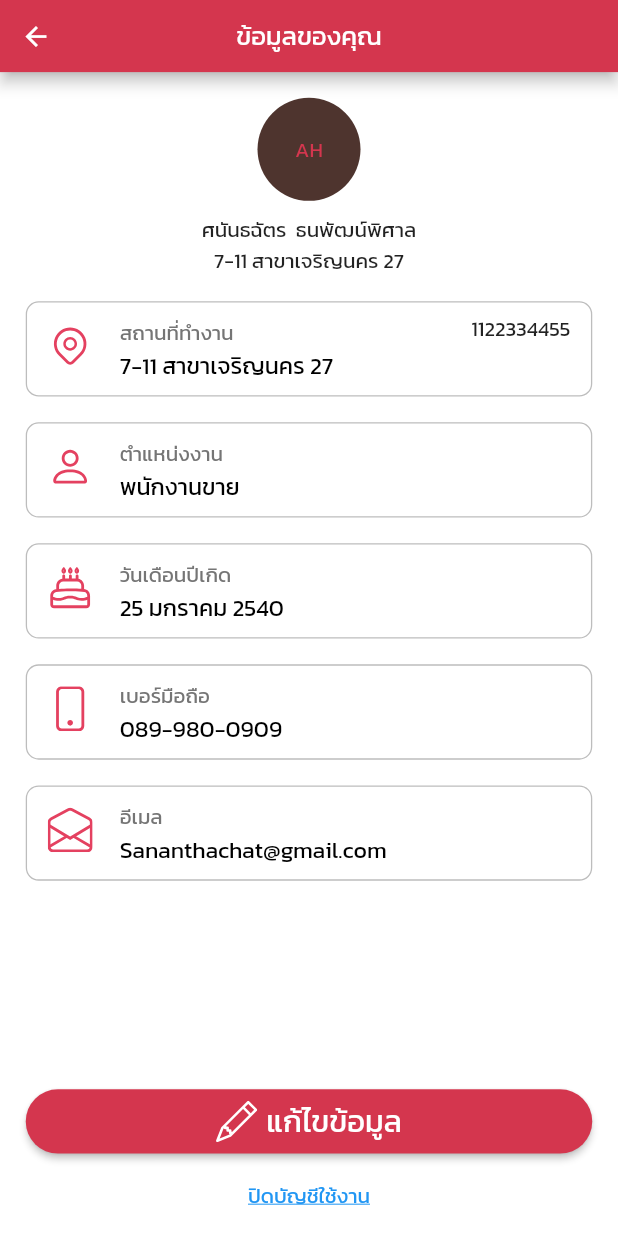
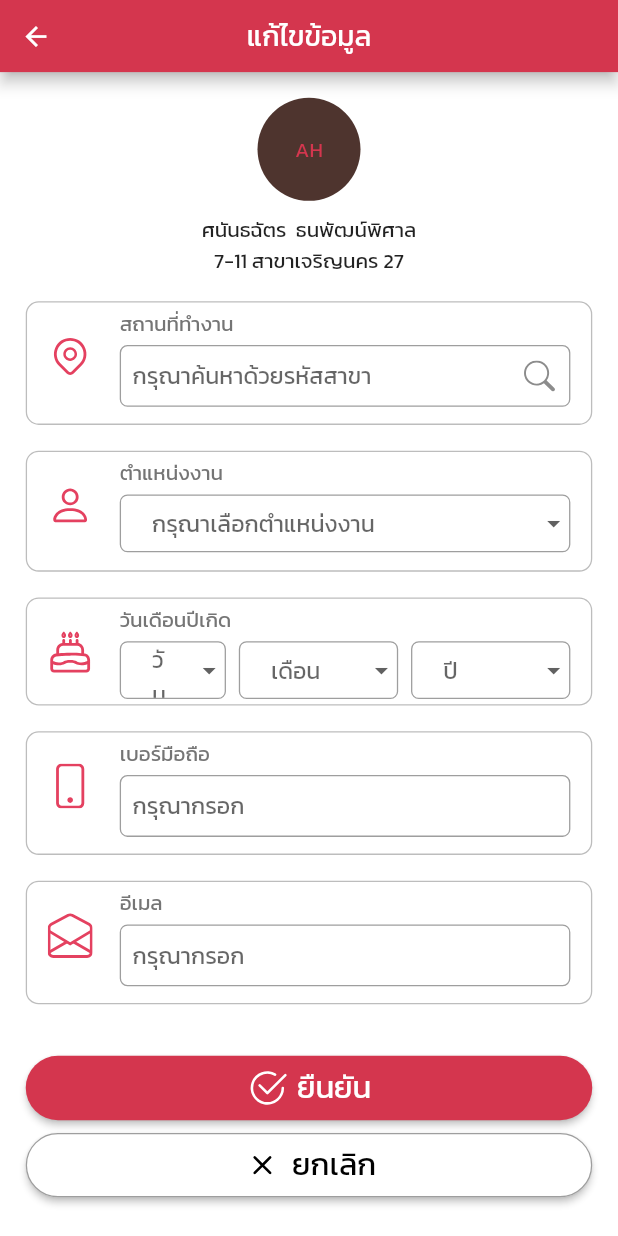
Before and after one commit to ThanapongNN/tms-mobile, a Flutter app: the ProfileDetail screen opened directly, after a tap on "แก้ไขข้อมูล", on a phone screen of 412 x 824 dp. Run offline on Flutter 3.47's test engine with Material 2 defaults, Android fonts, the phone set to English and light mode, and no system bars; drawn by our look-alikes of dropdown_button2; our stand-ins replace bootstrap_icons, carousel_slider, email_validator, expandable, flutter_easyloading, flutter_svg and 7 more; missing offline and left inert: custom_line_indicator_bottom_navbar.

Commit message:
UI profile edit

```diff
--- a/lib/pages/profile/profile_detail.dart
+++ b/lib/pages/profile/profile_detail.dart
@@ -2,6 +2,7 @@ import 'package:bootstrap_icons/bootstrap_icons.dart';
 import 'package:flutter/material.dart';
 import 'package:get/get.dart';
 import 'package:tms/pages/account/deactivate_account.dart';
+import 'package:tms/pages/profile/profile_edit.dart';
 import 'package:tms/widgets/button.dart';
 import 'package:tms/widgets/listtile.dart';
 import 'package:tms/widgets/navigator.dart';
@@ -50,7 +51,12 @@ class _ProfileDetailState extends State<ProfileDetail> {
           listTile(svgicon: 'assets/icons/Phone.svg', title: 'เบอร์มือถือ', content: '089-980-0909'),
           listTile(svgicon: 'assets/icons/Envelope open.svg', title: 'อีเมล', content: 'Sananthachat@gmail.com'),
           const Spacer(),
-          button(text: 'แก้ไขข้อมูล', icon: BootstrapIcons.pencil, onPressed: () {}),
+          button(
+              text: 'แก้ไขข้อมูล',
+              icon: BootstrapIcons.pencil,
+              onPressed: () {
+                navigatorTo((() => const ProfileEdit()));
+              }),
           const SizedBox(height: 20),
           GestureDetector(
             onTap: () {
--- /dev/null
+++ b/lib/pages/profile/profile_edit.dart
@@ -0,0 +1,235 @@
+import 'package:bootstrap_icons/bootstrap_icons.dart';
+import 'package:email_validator/email_validator.dart';
+import 'package:flutter/material.dart';
+import 'package:get/get.dart';
+import 'package:tms/theme/color.dart';
+import 'package:tms/utils/constructor.dart';
+import 'package:tms/utils/text_input_formatter.dart';
+import 'package:tms/widgets/button.dart';
+import 'package:tms/widgets/dropdown.dart';
+import 'package:tms/widgets/form_field.dart';
+import 'package:tms/widgets/list_string_number.dart';
+import 'package:tms/widgets/listtile.dart';
+import 'package:tms/widgets/navigator.dart';
+import 'package:tms/widgets/text.dart';
+
+class ProfileEdit extends StatefulWidget {
+  const ProfileEdit({super.key});
+
+  @override
+  State<ProfileEdit> createState() => _ProfileEditState();
+}
+
+class _ProfileEditState extends State<ProfileEdit> {
+  final GlobalKey<FormState> _formKey = GlobalKey();
+
+  final _branch = TextEditingController();
+  final _phoneNumber = TextEditingController();
+  final _email = TextEditingController();
+
+  final List<String> itemsJobs = ['พนักงานประจำสาขา', 'ผู้จัดการสาขา'];
+
+  List<String> itemsDays = [], itemsYears = [];
+
+  String? selectedDay, selectedMonth, selectedYear, selectedJob;
+
+  Color borderDay = Colors.grey;
+  Color borderMonth = Colors.grey;
+  Color borderYear = Colors.grey;
+  Color borderJob = Colors.grey;
+
+  bool errorJob = false;
+  bool errorDay = false;
+  bool errorMonth = false;
+  bool errorYear = false;
+
+  @override
+  void initState() {
+    super.initState();
+    itemsDays = listStringNumber(start: 1, end: 31);
+    itemsYears = listStringNumber(start: ((DateTime.now().year + 543) - 100), end: (DateTime.now().year + 543), invert: true);
+  }
+
+  @override
+  Widget build(BuildContext context) {
+    return Scaffold(
+        appBar: AppBar(title: const Text('แก้ไขข้อมูล')),
+        body: GestureDetector(
+          onTap: () => FocusScope.of(context).unfocus(),
+          child: SingleChildScrollView(
+            child: Form(
+              key: _formKey,
+              child: Column(
+                children: [
+                  const SizedBox(height: 20),
+                  CircleAvatar(
+                    backgroundColor: Colors.brown.shade800,
+                    maxRadius: 40,
+                    child: text('AH'),
+                  ),
+                  const SizedBox(height: 10),
+                  text('ศนันธฉัตร  ธนพัฒน์พิศาล'),
+                  text('7-11 สาขาเจริญนคร 27'),
+                  const SizedBox(height: 10),
+                  listTile(
+                    svgicon: 'assets/icons/pinlocation.svg',
+                    title: 'สถานที่ทำงาน',
+                    subtitle: formField(
+                      controller: _branch,
+                      showTextLable: false,
+                      // textLable: 'รหัสสาขา',
+                      hintText: 'กรุณาค้นหาด้วยรหัสสาขา',
+                      suffixIcon: const Icon(BootstrapIcons.search),
+                      validator: (value) {
+                        if (value!.isEmpty) {
+                          return 'กรุณาระบุรหัสสาขาปฏิบัติงาน\n';
+                        }
+                        return null;
+                      },
+                    ),
+                  ),
+                  listTile(
+                    svgicon: 'assets/icons/Person.svg',
+                    title: 'ตำแหน่งงาน',
+                    subtitle: Column(crossAxisAlignment: CrossAxisAlignment.start, children: [
+                      Row(children: [
+                        dropdown(
+                          hint: 'กรุณาเลือกตำแหน่งงาน',
+                          items: itemsJobs,
+                          selectedValue: selectedJob,
+                          borderColor: borderJob,
+                          onChanged: (job) {
+                            setState(() {
+                              borderJob = Colors.grey;
+                              errorJob = false;
+                              selectedJob = job;
+                            });
+                          },
+                        ),
+                      ]),
+                      if (errorJob) text('กรุณาตำแหน่งงาน', color: ThemeColor.primaryColor, fontSize: 12).paddingOnly(left: 10),
+                    ]).paddingOnly(bottom: 10),
+                  ),
+                  listTile(
+                    svgicon: 'assets/icons/cake.svg',
+                    title: 'วันเดือนปีเกิด',
+                    subtitle: Row(children: [
+                      dropdown(
+                        flex: 2,
+                        hint: 'วัน',
+                        items: itemsDays,
+                        selectedValue: selectedDay,
+                        borderColor: borderDay,
+                        onChanged: (day) {
+                          setState(() {
+                            borderDay = Colors.grey;
+                            errorDay = false;
+                            selectedDay = day;
+                          });
+                        },
+                      ),
+                      const SizedBox(width: 10),
+                      dropdown(
+                        flex: 3,
+                        hint: 'เดือน',
+                        items: itemsMonths,
+                        selectedValue: selectedMonth,
+                        borderColor: borderMonth,
+                        onChanged: (month) {
+                          int year = DateTime.now().year;
+                          if (selectedYear != null) year = (int.parse(selectedYear!) - 543);
+
+                          int endDay = DateTime(year, (itemsMonths.indexOf(month!) + 2), 0).day;
+                          if (selectedDay != null) {
+                            if (endDay < int.parse(selectedDay!)) selectedDay = endDay.toString();
+                          }
+                          itemsDays = listStringNumber(start: 1, end: endDay);
+
+                          setState(() {
+                            borderMonth = Colors.grey;
+                            errorMonth = false;
+                            selectedMonth = month;
+                          });
+                        },
+                      ),
+                      const SizedBox(width: 10),
+                      dropdown(
+                        flex: 3,
+                        hint: 'ปี',
+                        items: itemsYears,
+                        selectedValue: selectedYear,
+                        borderColor: borderYear,
+                        onChanged: (year) {
+                          if (selectedMonth != null) {
+                            int mouth = (itemsMonths.indexOf(selectedMonth!) + 2);
+                            int endDay = DateTime((int.parse(year!) - 543), mouth, 0).day;
+                            if (selectedDay != null) {
+                              if (endDay < int.parse(selectedDay!)) selectedDay = endDay.toString();
+                            }
+                            itemsDays = listStringNumber(start: 1, end: endDay);
+                          }
+
+                          setState(() {
+                            borderYear = Colors.grey;
+                            errorYear = false;
+                            selectedYear = year;
+                          });
+                        },
+                      ),
+                    ]),
+                  ),
+                  listTile(
+                    svgicon: 'assets/icons/Phone.svg',
+                    title: 'เบอร์มือถือ',
+                    subtitle: formField(
+                      controller: _phoneNumber,
+                      showTextLable: false,
+                      hintText: 'กรุณากรอก',
+                      keyboardType: TextInputType.phone,
+                      inputFormatters: [TextInputFormatter.maskTextPhoneNumber],
+                      validator: (value) {
+                        if (value!.isEmpty) {
+                          return 'กรุณาระบุเบอร์โทรศัพท์มือถือ\n';
+                        } else if (value.length != 12) {
+                          return 'กรุณาระบุเบอร์โทรศัพท์มือถือจำนวน 10 หลัก\n';
+                        }
+
+                        return null;
+                      },
+                    ),
+                  ),
+                  listTile(
+                    svgicon: 'assets/icons/Envelope open.svg',
+                    title: 'อีเมล',
+                    subtitle: formField(
+                      controller: _email,
+                      showTextLable: false,
+                      required: false,
+                      hintText: 'กรุณากรอก',
+                      keyboardType: TextInputType.emailAddress,
+                      validator: (value) {
+                        if (value!.isNotEmpty) {
+                          if (!EmailValidator.validate(value)) {
+                            return 'กรุณาระบุอีเมลตามรูปแบบที่ถูกต้อง\n';
+                          }
+                        }
+                        return null;
+                      },
+                    ),
+                  ),
+                  const SizedBox(height: 30),
+                  button(
+                      text: 'ยืนยัน',
+                      icon: BootstrapIcons.check2_circle,
+                      onPressed: () {
+                        navigatorBack();
+                      }),
+                  const SizedBox(height: 10),
+                  button(text: 'ยกเลิก', icon: BootstrapIcons.x, outline: true),
+                ],
+              ).paddingSymmetric(horizontal: 20),
+            ),
+          ),
+        ));
+  }
+}
--- a/lib/widgets/listtile.dart
+++ b/lib/widgets/listtile.dart
@@ -15,14 +15,14 @@ Widget listTile({
     width: double.infinity,
     decoration: BoxDecoration(borderRadius: BorderRadius.circular(10), border: Border.all(color: Colors.grey.shade400)),
     child: ListTile(
-      leading: SvgPicture.asset(svgicon, height: 35),
-      title: text(title, color: (changeMark) ? Colors.black : Colors.grey[600]),
-      subtitle: (content != null)
-          ? (subtitle != null)
-              ? subtitle
-              : text(content, fontSize: 18, color: (changeMark) ? Colors.grey[600] : Colors.black)
-          : null,
+      leading: SvgPicture.asset(svgicon, height: 35).paddingOnly(top: (subtitle != null) ? 8 : 0),
+      title: text(title, color: (changeMark) ? Colors.black : Colors.grey[600]).paddingOnly(bottom: (subtitle != null) ? 5 : 0),
+      subtitle: (subtitle != null)
+          ? subtitle
+          : (content != null)
+              ? text(content, fontSize: 18, color: (changeMark) ? Colors.grey[600] : Colors.black)
+              : null,
       trailing: (trailing != null) ? trailing : null,
-    ).paddingSymmetric(vertical: (content != null) ? 0 : 10),
+    ).paddingSymmetric(vertical: (content == null && subtitle == null) ? 10 : 0),
   ).paddingSymmetric(vertical: 10);
 }
```
Also changed, not shown: 2 other files.
